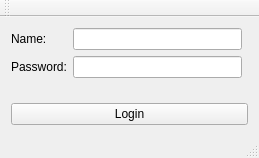
Before: the Qt Designer form UserManagement/loginwindow.ui in AlexGruebel/UserManagementProjectAP2019-, drawn with Qt 5.
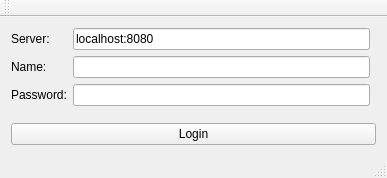
After: the same form once the commit is applied.

Commit message: Finish Login window

```diff
--- a/UserManagement/loginwindow.ui
+++ b/UserManagement/loginwindow.ui
@@ -6,8 +6,8 @@
    <rect>
     <x>0</x>
     <y>0</y>
-    <width>259</width>
-    <height>158</height>
+    <width>387</width>
+    <height>178</height>
    </rect>
   </property>
   <property name="windowTitle">
@@ -24,30 +24,44 @@
     </item>
     <item row="0" column="0">
      <layout class="QFormLayout" name="formLayout">
-      <item row="0" column="0">
+      <item row="1" column="0">
        <widget class="QLabel" name="nameLabel">
         <property name="text">
          <string>Name:</string>
         </property>
        </widget>
       </item>
-      <item row="0" column="1">
+      <item row="1" column="1">
        <widget class="QLineEdit" name="m_nameLineEdit"/>
       </item>
-      <item row="1" column="0">
+      <item row="2" column="0">
        <widget class="QLabel" name="passwordLabel">
         <property name="text">
          <string>Password:</string>
         </property>
        </widget>
       </item>
-      <item row="1" column="1">
+      <item row="2" column="1">
        <widget class="QLineEdit" name="m_passwordLineEdit">
         <property name="echoMode">
          <enum>QLineEdit::Password</enum>
         </property>
        </widget>
       </item>
+      <item row="0" column="0">
+       <widget class="QLabel" name="serverLabel">
+        <property name="text">
+         <string>Server:</string>
+        </property>
+       </widget>
+      </item>
+      <item row="0" column="1">
+       <widget class="QLineEdit" name="m_serverLineEdit">
+        <property name="text">
+         <string>localhost:8080</string>
+        </property>
+       </widget>
+      </item>
      </layout>
     </item>
    </layout>
```
Left out of the diff: 2 changed lines with no effect on the pictures. The commit also changes 4 other files.
